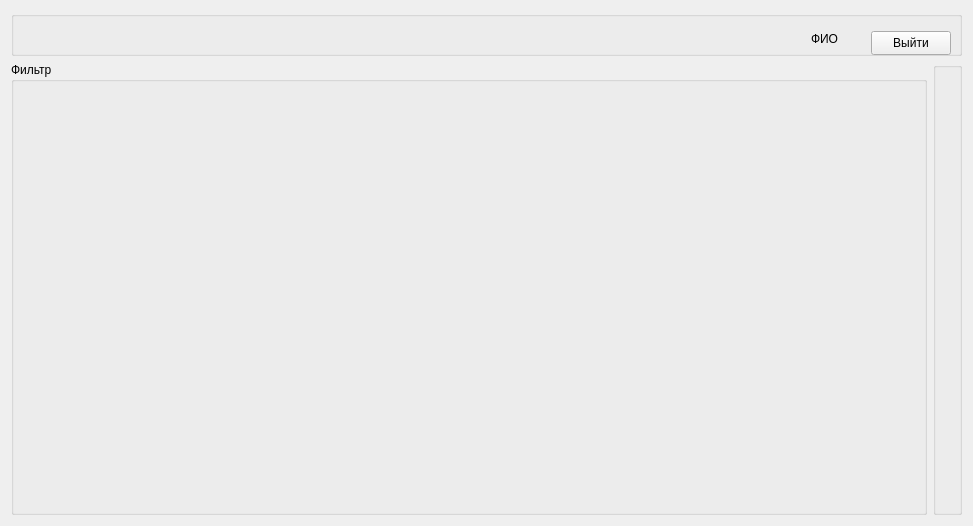
First picture: the form in form.ui, repository dcherep/funicture, before the edit.
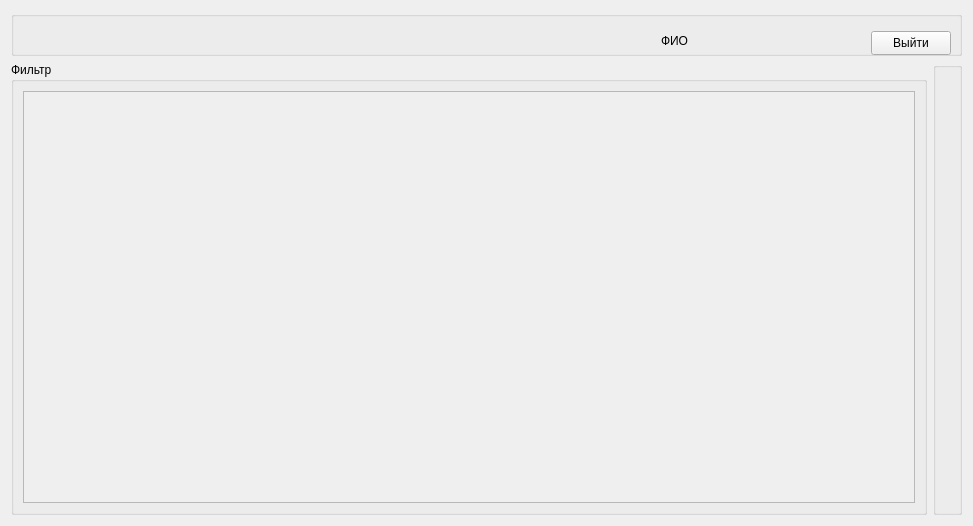
Second picture: the form after the edit.

```diff
--- a/form.ui
+++ b/form.ui
@@ -19,6 +19,26 @@
      <property name="title">
       <string>Фильтр</string>
      </property>
+     <layout class="QVBoxLayout" name="verticalLayout">
+      <item>
+       <widget class="QScrollArea" name="scrollArea">
+        <property name="widgetResizable">
+         <bool>true</bool>
+        </property>
+        <widget class="QWidget" name="scrollAreaWidgetContents">
+         <property name="geometry">
+          <rect>
+           <x>0</x>
+           <y>0</y>
+           <width>894</width>
+           <height>411</height>
+          </rect>
+         </property>
+         <layout class="QVBoxLayout" name="verticalLayout_2"/>
+        </widget>
+       </widget>
+      </item>
+     </layout>
     </widget>
    </item>
    <item row="1" column="1">
@@ -36,12 +56,18 @@
      <widget class="QLabel" name="label">
       <property name="geometry">
        <rect>
-        <x>800</x>
+        <x>650</x>
         <y>20</y>
-        <width>49</width>
-        <height>16</height>
+        <width>181</width>
+        <height>20</height>
        </rect>
       </property>
+      <property name="layoutDirection">
+       <enum>Qt::LayoutDirection::LeftToRight</enum>
+      </property>
+      <property name="autoFillBackground">
+       <bool>false</bool>
+      </property>
       <property name="text">
        <string>ФИО</string>
       </property>
```
